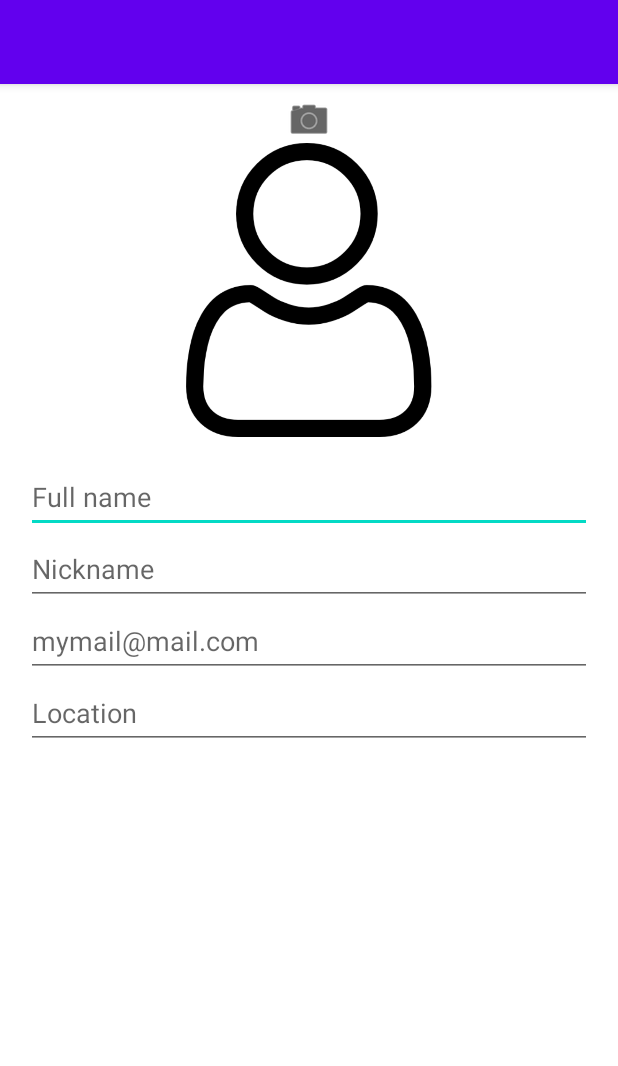
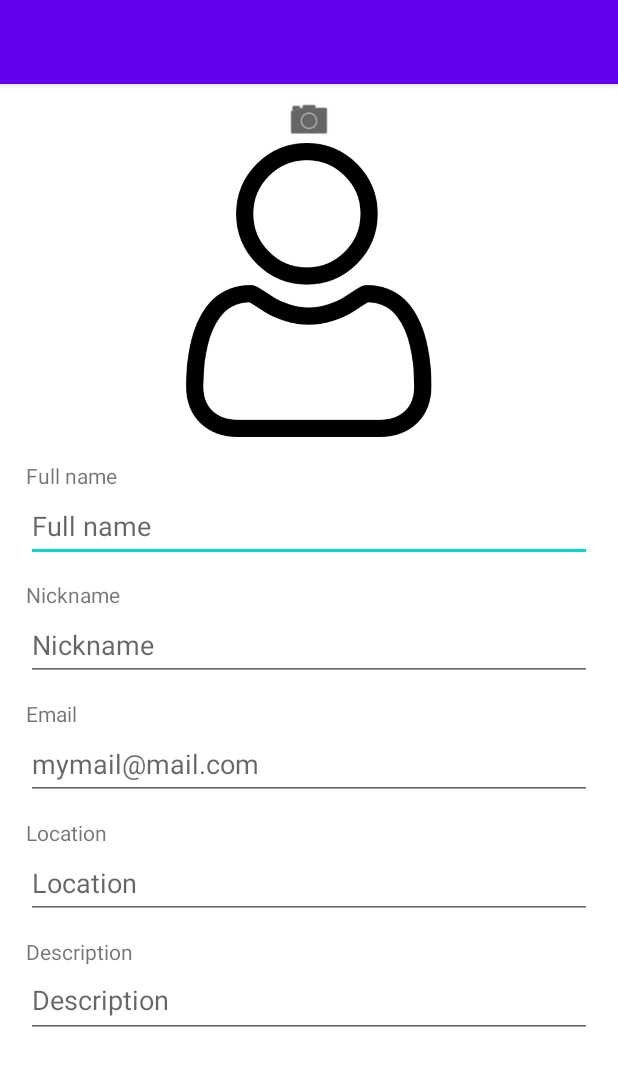
Before and after one commit to fridanco/MA-G14, an Android app: the EditProfileActivity screen opened directly, with no data from a screen before it, on a phone screen of 412 x 824 dp. Shown: the top 1066 px of the screen. Run offline under Robolectric (Android 15) with nearby library versions, the light colour scheme and no system bars.

Commit message:
sharedPrefs & some visual improvement on EditProfileActivity

```diff
--- a/app/src/main/java/it/polito/ma/g14/timebank/EditProfileActivity.kt
+++ b/app/src/main/java/it/polito/ma/g14/timebank/EditProfileActivity.kt
@@ -37,12 +37,14 @@ class EditProfileActivity : AppCompatActivity() {
     private var et_nickname : EditText? = null
     private var et_email : EditText? = null
     private var et_location : EditText? = null
+    private var et_description : EditText? = null
     private var iv_profilePicture : ImageView? = null
     private var h_et_fullname : EditText? = null
     private var h_et_nickname : EditText? = null
     private var h_et_email : EditText? = null
     private var h_et_location : EditText? = null
     private var h_iv_profilePicture : ImageView? = null
+    private var h_et_description : EditText? = null
 
     private var imgButton : ImageButton? = null
     private var imgButton2 : ImageButton? = null
@@ -206,12 +208,14 @@ class EditProfileActivity : AppCompatActivity() {
         et_nickname?.text = nickName.toEditable()
         et_email?.text = email.toEditable()
         et_location?.text = location.toEditable()
+        et_description?.text = description.toEditable()
 
 
         h_et_fullname?.text = fullName.toEditable()
         h_et_nickname?.text = nickName.toEditable()
         h_et_email?.text = email.toEditable()
         h_et_location?.text = location.toEditable()
+        h_et_description?.text = description.toEditable()
     }
 
     fun attachTextChangedListeners(){
@@ -227,6 +231,10 @@ class EditProfileActivity : AppCompatActivity() {
         et_location?.doOnTextChanged { text, start, before, count ->
             location = text.toString()
         }
+        et_description?.doOnTextChanged { text, start, before, count ->
+            description = text.toString()
+        }
+
 
         h_et_fullname?.doOnTextChanged { text, start, before, count ->
             fullName = text.toString()
@@ -240,6 +248,9 @@ class EditProfileActivity : AppCompatActivity() {
         h_et_location?.doOnTextChanged { text, start, before, count ->
             location = text.toString()
         }
+        h_et_description?.doOnTextChanged { text, start, before, count ->
+            description = text.toString()
+        }
 
     }
 
--- a/app/src/main/java/it/polito/ma/g14/timebank/ShowProfileActivity.kt
+++ b/app/src/main/java/it/polito/ma/g14/timebank/ShowProfileActivity.kt
@@ -5,6 +5,7 @@ import android.content.Context
 import android.content.Intent
 import android.graphics.BitmapFactory
 import android.os.Bundle
+import android.util.Log
 import android.view.Menu
 import android.view.MenuInflater
 import android.view.MenuItem
@@ -13,7 +14,8 @@ import android.widget.TextView
 import androidx.activity.result.ActivityResult
 import androidx.activity.result.contract.ActivityResultContracts
 import androidx.appcompat.app.AppCompatActivity
-import com.google.android.material.internal.ContextUtils.getActivity
+import org.json.JSONArray
+import org.json.JSONObject
 
 
 class ShowProfileActivity : AppCompatActivity() {
@@ -41,17 +43,21 @@ class ShowProfileActivity : AppCompatActivity() {
         super.onCreate(savedInstanceState)
         setContentView(R.layout.activity_show_profile)
 
-        //val sharedPref = this?.getSharedPreferences(getString(R.string.preference_file_key), Context.MODE_PRIVATE)
+        val sharedPref = getPreferences(Context.MODE_PRIVATE)
+        val jsonPreferences = sharedPref.getString("profile", "")
+        if(jsonPreferences!=null && jsonPreferences.isNotEmpty()){
+            val jsonObject = JSONObject(jsonPreferences)
+            fullName = jsonObject.getString("fullName") ?: getString(R.string.profile_fullname_placeholder)
+            nickName = jsonObject.getString("nickName") ?: getString(R.string.profile_nickname_placeholder)
+            email = jsonObject.getString("email") ?: getString(R.string.profile_email_placeholder)
+            location = jsonObject.getString("fullName") ?: getString(R.string.profile_location_placeholder)
+            description = jsonObject.getString("description") ?: getString(R.string.profile_description_placeholder)
+            val jsonSkills : JSONArray = jsonObject.getJSONArray("skills") ?: JSONArray()
+            for (i in 0 until jsonSkills.length()) {
+                skills.add(jsonSkills.getString(i))
+            }
 
-        //val sharedPref = activity?.getPreferences(Context.MODE_PRIVATE) ?: return
-        //with (sharedPref.edit()) {
-        //putInt(getString(R.string.saved_high_score_key), newHighScore)
-        //apply()
-        //}
-
-        //val sharedPref = activity?.getPreferences(Context.MODE_PRIVATE) ?: return
-        //val defaultValue = resources.getInteger(R.integer.saved_high_score_default_key)
-        //val highScore = sharedPref.getInt(getString(R.string.saved_high_score_key), defaultValue)
+        }
 
         setViewsReferences()
         populateViews()
@@ -121,6 +127,24 @@ class ShowProfileActivity : AppCompatActivity() {
             skills = intent?.getStringArrayListExtra("skills") ?: arrayListOf()
             description = intent?.getStringExtra("description") ?: ""
             profilePicture = intent?.getByteArrayExtra("profilePicture")
+
+            val jsonObject = JSONObject()
+            val jsonSkills = JSONArray(skills)
+            jsonObject.put("fullName", fullName)
+            jsonObject.put("email", email)
+            jsonObject.put("nickName", nickName)
+            jsonObject.put("location", location)
+            jsonObject.put("description", description)
+            jsonObject.put("skills",jsonSkills)
+
+            Log.d("Timebank",jsonObject.toString())
+
+            val sharedPref = getPreferences(Context.MODE_PRIVATE)
+            with (sharedPref.edit()) {
+                putString("profile", jsonObject.toString())
+                apply()
+            }
+
             populateViews()
         }
     }
--- a/app/src/main/res/layout-land/activity_edit_profile.xml
+++ b/app/src/main/res/layout-land/activity_edit_profile.xml
@@ -54,45 +54,86 @@
             android:layout_height="wrap_content"
             android:orientation="vertical">
 
+            <TextView
+                android:id="@+id/textView14"
+                android:layout_width="match_parent"
+                android:layout_height="wrap_content"
+                android:text="@string/profile_fullname_placeholder" />
+
             <EditText
                 android:id="@+id/editTextTextPersonName"
                 android:layout_width="match_parent"
                 android:layout_height="wrap_content"
+                android:layout_marginBottom="12dp"
+                android:autofillHints=""
                 android:ems="10"
                 android:hint="@string/profile_edit_fullname_placeholder"
                 android:inputType="textPersonName"
-                android:minHeight="48dp"
-                android:text="Full Name" />
+                android:minHeight="48dp" />
+
+            <TextView
+                android:id="@+id/textView15"
+                android:layout_width="match_parent"
+                android:layout_height="wrap_content"
+                android:text="@string/profile_nickname_placeholder" />
 
             <EditText
                 android:id="@+id/editTextTextPersonName5"
                 android:layout_width="match_parent"
                 android:layout_height="wrap_content"
+                android:layout_marginBottom="12dp"
                 android:ems="10"
                 android:hint="@string/profile_edit_nickname_placeholder"
                 android:inputType="textPersonName"
-                android:minHeight="48dp"
-                android:text="Nickname" />
+                android:minHeight="48dp" />
+
+            <TextView
+                android:id="@+id/textView16"
+                android:layout_width="match_parent"
+                android:layout_height="wrap_content"
+                android:text="@string/profile_edit_email_label" />
 
             <EditText
                 android:id="@+id/editTextTextEmailAddress2"
                 android:layout_width="match_parent"
                 android:layout_height="wrap_content"
+                android:layout_marginBottom="12dp"
                 android:ems="10"
                 android:hint="@string/profile_edit_email_placeholder"
                 android:inputType="textEmailAddress"
-                android:minHeight="48dp"
-                android:text="mymail@email.com" />
+                android:minHeight="48dp" />
+
+            <TextView
+                android:id="@+id/textView17"
+                android:layout_width="match_parent"
+                android:layout_height="wrap_content"
+                android:text="@string/profile_location_placeholder" />
 
             <EditText
                 android:id="@+id/editTextTextPersonName6"
                 android:layout_width="match_parent"
                 android:layout_height="wrap_content"
+                android:layout_marginBottom="12dp"
                 android:ems="10"
                 android:hint="@string/profile_edit_location_placeholder"
                 android:inputType="textPersonName"
-                android:minHeight="48dp"
-                android:text="Location" />
+                android:minHeight="48dp" />
+
+            <TextView
+                android:id="@+id/textView18"
+                android:layout_width="match_parent"
+                android:layout_height="wrap_content"
+                android:text="@string/profile_description_placeholder" />
+
+            <EditText
+                android:id="@+id/editTextTextMultiLine2"
+                android:layout_width="match_parent"
+                android:layout_height="wrap_content"
+                android:ems="10"
+                android:gravity="start|top"
+                android:hint="@string/profile_edit_description_placeholder"
+                android:inputType="textMultiLine"
+                android:minHeight="48dp" />
         </LinearLayout>
     </LinearLayout>
 </LinearLayout>
--- a/app/src/main/res/layout-land/activity_show_profile.xml
+++ b/app/src/main/res/layout-land/activity_show_profile.xml
@@ -51,36 +51,32 @@
                     android:id="@+id/textView"
                     android:layout_width="match_parent"
                     android:layout_height="wrap_content"
-                    android:layout_weight="1"
                     android:paddingBottom="4dp"
-                    android:text="TextView"
+                    android:text="@string/profile_fullname_placeholder"
                     android:textAppearance="@style/TextAppearance.AppCompat.Display1" />
 
                 <TextView
                     android:id="@+id/textView2"
                     android:layout_width="match_parent"
                     android:layout_height="wrap_content"
-                    android:layout_weight="1"
                     android:paddingBottom="4dp"
-                    android:text="TextView"
+                    android:text="@string/profile_nickname_placeholder"
                     android:textAppearance="@style/TextAppearance.AppCompat.Medium" />
 
                 <TextView
                     android:id="@+id/textView3"
                     android:layout_width="match_parent"
                     android:layout_height="wrap_content"
-                    android:layout_weight="1"
                     android:paddingBottom="4dp"
-                    android:text="TextView"
+                    android:text="@string/profile_email_placeholder"
                     android:textAppearance="@style/TextAppearance.AppCompat.Medium" />
 
                 <TextView
                     android:id="@+id/textView8"
                     android:layout_width="match_parent"
                     android:layout_height="wrap_content"
-                    android:layout_weight="1"
                     android:paddingBottom="4dp"
-                    android:text="TextView"
+                    android:text="@string/profile_location_placeholder"
                     android:textAppearance="@style/TextAppearance.AppCompat.Medium" />
 
             </LinearLayout>
--- a/app/src/main/res/layout/activity_edit_profile.xml
+++ b/app/src/main/res/layout/activity_edit_profile.xml
@@ -59,45 +59,87 @@
             android:orientation="vertical"
             android:paddingTop="8dp">
 
+            <TextView
+                android:id="@+id/textView9"
+                android:layout_width="match_parent"
+                android:layout_height="wrap_content"
+                android:text="@string/profile_fullname_placeholder" />
+
             <EditText
                 android:id="@+id/editTextTextPersonName2"
                 android:layout_width="match_parent"
                 android:layout_height="wrap_content"
+                android:layout_marginBottom="12dp"
+                android:autofillHints=""
                 android:ems="10"
                 android:hint="@string/profile_edit_fullname_placeholder"
                 android:inputType="textPersonName"
-                android:minHeight="48dp"
-                android:text="Full Name" />
+                android:minHeight="48dp" />
+
+            <TextView
+                android:id="@+id/textView10"
+                android:layout_width="match_parent"
+                android:layout_height="wrap_content"
+                android:text="@string/profile_nickname_placeholder" />
 
             <EditText
                 android:id="@+id/editTextTextPersonName3"
                 android:layout_width="match_parent"
                 android:layout_height="wrap_content"
+                android:layout_marginBottom="12dp"
                 android:ems="10"
                 android:hint="@string/profile_edit_nickname_placeholder"
                 android:inputType="textPersonName"
-                android:minHeight="48dp"
-                android:text="Nickname" />
+                android:minHeight="48dp" />
+
+            <TextView
+                android:id="@+id/textView11"
+                android:layout_width="match_parent"
+                android:layout_height="wrap_content"
+                android:text="@string/profile_edit_email_label" />
 
             <EditText
                 android:id="@+id/editTextTextEmailAddress"
                 android:layout_width="match_parent"
                 android:layout_height="wrap_content"
+                android:layout_marginBottom="12dp"
                 android:ems="10"
                 android:hint="@string/profile_edit_email_placeholder"
                 android:inputType="textEmailAddress"
-                android:minHeight="48dp"
-                android:text="mymail@email.com" />
+                android:minHeight="48dp" />
+
+            <TextView
+                android:id="@+id/textView12"
+                android:layout_width="match_parent"
+                android:layout_height="wrap_content"
+                android:text="@string/profile_location_placeholder" />
 
             <EditText
                 android:id="@+id/editTextTextPersonName4"
                 android:layout_width="match_parent"
                 android:layout_height="wrap_content"
+                android:layout_marginBottom="12dp"
                 android:ems="10"
                 android:hint="@string/profile_edit_location_placeholder"
                 android:inputType="textPersonName"
-                android:minHeight="48dp"
-                android:text="Location" />
+                android:minHeight="48dp" />
+
+            <TextView
+                android:id="@+id/textView13"
+                android:layout_width="match_parent"
+                android:layout_height="wrap_content"
+                android:text="@string/profile_description_placeholder" />
+
+            <EditText
+                android:id="@+id/editTextTextMultiLine"
+                android:layout_width="match_parent"
+                android:layout_height="wrap_content"
+                android:ems="10"
+                android:gravity="start|top"
+                android:hint="@string/profile_edit_description_placeholder"
+                android:inputType="textMultiLine"
+                android:minHeight="48dp" />
+
         </LinearLayout>
 
     </LinearLayout>
--- a/app/src/main/res/layout/activity_show_profile.xml
+++ b/app/src/main/res/layout/activity_show_profile.xml
@@ -47,7 +47,7 @@
                 android:layout_width="match_parent"
                 android:layout_height="wrap_content"
                 android:paddingBottom="4dp"
-                android:text="TextView"
+                android:text="@string/profile_fullname_placeholder"
                 android:textAppearance="@style/TextAppearance.AppCompat.Display1" />
 
             <TextView
@@ -55,7 +55,7 @@
                 android:layout_width="match_parent"
                 android:layout_height="wrap_content"
                 android:paddingBottom="4dp"
-                android:text="TextView"
+                android:text="@string/profile_nickname_placeholder"
                 android:textAppearance="@style/TextAppearance.AppCompat.Medium" />
 
             <TextView
@@ -63,7 +63,7 @@
                 android:layout_width="match_parent"
                 android:layout_height="wrap_content"
                 android:paddingBottom="4dp"
-                android:text="TextView"
+                android:text="@string/profile_email_placeholder"
                 android:textAppearance="@style/TextAppearance.AppCompat.Medium" />
 
             <TextView
@@ -71,7 +71,7 @@
                 android:layout_width="match_parent"
                 android:layout_height="wrap_content"
                 android:paddingBottom="4dp"
-                android:text="TextView"
+                android:text="@string/profile_location_placeholder"
                 android:textAppearance="@style/TextAppearance.AppCompat.Medium" />
 
         </LinearLayout>
--- a/app/src/main/res/values/strings.xml
+++ b/app/src/main/res/values/strings.xml
@@ -6,7 +6,15 @@
     <string name="profile_edit_fullname_placeholder">Full name</string>
     <string name="profile_edit_nickname_placeholder">Nickname</string>
     <string name="profile_edit_email_placeholder">mymail@mail.com</string>
+    <string name="profile_edit_email_label">Email</string>
     <string name="profile_edit_location_placeholder">Location</string>
+    <string name="profile_edit_description_placeholder">Description</string>
+
+    <string name="profile_fullname_placeholder">Full name</string>
+    <string name="profile_nickname_placeholder">Nickname</string>
+    <string name="profile_email_placeholder">mymail@mail.com</string>
+    <string name="profile_location_placeholder">Location</string>
+    <string name="profile_description_placeholder">Description</string>
 
     <string name="change_profile_picture_context_menu_camera">Take a picture</string>
     <string name="change_profile_picture_context_menu_gallery">Choose from gallery</string>
```
